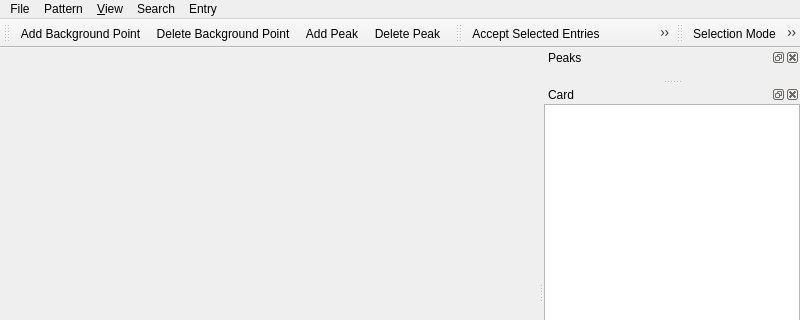
The window that src/mainwindow.ui (ccorrado71/qualx3) describes before a commit, drawn with Qt 5; both pictures show x 0 to 800 and y 0 to 320 of the 800 by 600 pixel window.
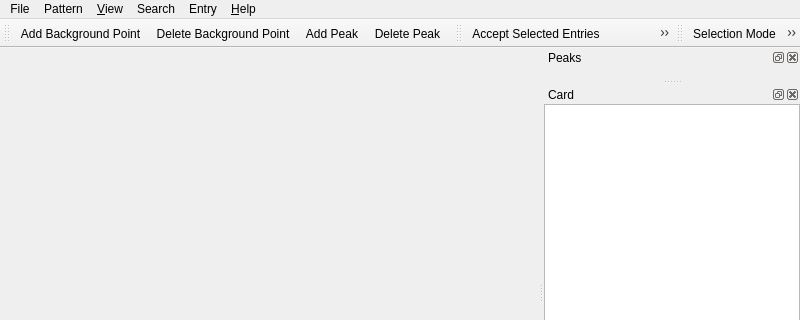
The same window after the commit. Icons and pictures are not drawn. Custom widgets are drawn as their Qt base class.

```diff
--- a/src/mainwindow.ui
+++ b/src/mainwindow.ui
@@ -187,11 +187,21 @@
     <addaction name="separator"/>
     <addaction name="actionLoad_Add"/>
    </widget>
+   <widget class="QMenu" name="menuHelp">
+    <property name="title">
+     <string>&amp;Help</string>
+    </property>
+    <addaction name="actionDocumentation_HTML"/>
+    <addaction name="actionDocumentation_PDF"/>
+    <addaction name="separator"/>
+    <addaction name="actionAbout"/>
+   </widget>
    <addaction name="menuFile"/>
    <addaction name="menuPattern"/>
    <addaction name="menuView"/>
    <addaction name="menuDatabase"/>
    <addaction name="menuEntry"/>
+   <addaction name="menuHelp"/>
   </widget>
   <widget class="QStatusBar" name="statusBar"/>
   <widget class="QDockWidget" name="dockWidgetResults">
```
Left out of the diff: 16 changed lines with no effect on the pictures.
